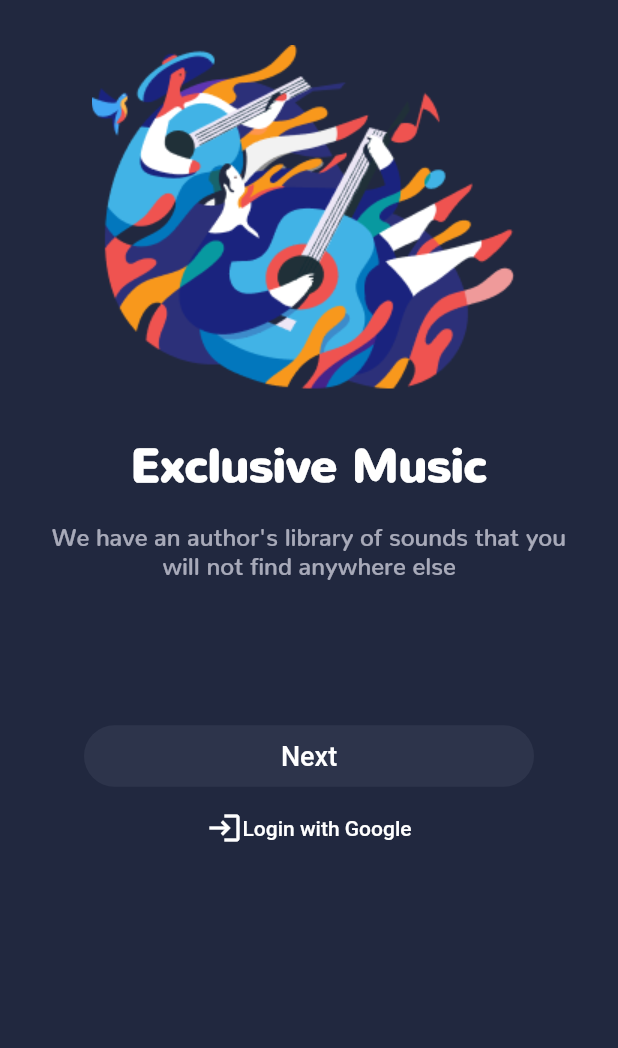
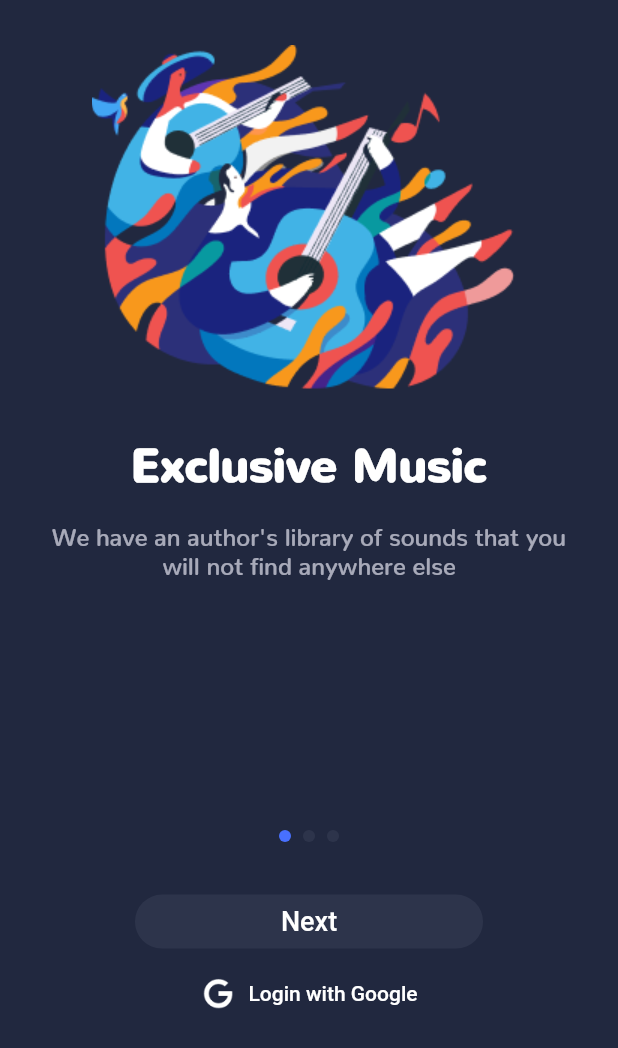
Before and after one commit to Khalid-Elkhidir/Sleep-Sounds, a Flutter app: the screen it shows after launch, on a phone screen of 412 x 824 dp. Shown: the top 1048 px of the screen. Run offline on Flutter 3.47's test engine with Material 2 defaults, Android fonts, the phone set to English and light mode, and no system bars.

Commit message:
Theme & Main Page Added

```diff
--- a/lib/main.dart
+++ b/lib/main.dart
@@ -1,6 +1,8 @@
 import 'package:flutter/material.dart';
+import 'package:flutter/services.dart';
 import 'package:sleep_sounds/presentation/screens/launch_screen.dart';
 import 'package:sleep_sounds/presentation/screens/login_screen.dart';
+import 'package:sleep_sounds/presentation/screens/main_screen.dart';
 
 void main() {
   runApp(const MyApp());
@@ -16,7 +18,46 @@ class MyApp extends StatelessWidget {
       debugShowCheckedModeBanner: false,
       title: 'Sleep Sounds',
       theme: ThemeData(
-        primarySwatch: Colors.blue,
+        scaffoldBackgroundColor: Color(0xFF21283F),
+        textTheme: const TextTheme(
+          headline4: TextStyle(
+              fontFamily: "Nunito",
+              fontWeight: FontWeight.w900,
+              color: Colors.white,
+              fontSize: 31),
+          subtitle1: TextStyle(
+            fontFamily: "Nunito",
+            fontWeight: FontWeight.w600,
+            color: Color(0xAAEBEBF6),
+          ),
+        ),
+        appBarTheme: AppBarTheme(
+          backgroundColor: Color(0xFF21283F),
+          systemOverlayStyle: SystemUiOverlayStyle(
+            statusBarColor: Color(0xFF21283F),
+          )
+        ),
+        colorScheme: ColorScheme.fromSwatch().copyWith(
+          secondary: Color(0xFF4870FF),
+        ),
+        elevatedButtonTheme: ElevatedButtonThemeData(
+          style: ButtonStyle(
+            backgroundColor:
+                MaterialStateProperty.all(Color(0xFF2D344B)),
+            elevation: MaterialStateProperty.all(0),
+            // padding: MaterialStateProperty.all(
+            //     EdgeInsets.symmetric(horizontal: 50, vertical: 10)),
+            shape: MaterialStateProperty.all(RoundedRectangleBorder(
+                borderRadius: BorderRadius.circular(100))),
+          ),
+        ),
+        textButtonTheme: TextButtonThemeData(
+          style: ButtonStyle(
+            foregroundColor: MaterialStateProperty.all(Colors.white),
+            shape: MaterialStateProperty.all(RoundedRectangleBorder(
+                borderRadius: BorderRadius.circular(100))),
+          )
+        )
       ),
       home: const LoginScreen(),
     );
--- a/lib/presentation/screens/login_screen.dart
+++ b/lib/presentation/screens/login_screen.dart
@@ -1,21 +1,51 @@
 import 'package:flutter/material.dart';
+import 'package:flutter/services.dart';
+import 'package:sleep_sounds/presentation/screens/main_screen.dart';
 import 'package:sleep_sounds/presentation/widgets/on_boarding_widget.dart';
 
-class LoginScreen extends StatelessWidget {
+class LoginScreen extends StatefulWidget {
   const LoginScreen({Key? key}) : super(key: key);
 
   @override
+  State<LoginScreen> createState() => _LoginScreenState();
+}
+
+class _LoginScreenState extends State<LoginScreen>
+    with TickerProviderStateMixin {
+  final pageController = PageController();
+  TabController? tabController;
+
+  @override
+  initState() {
+    super.initState();
+    tabController = TabController(length: 3, vsync: this);
+  }
+
+  @override
   Widget build(BuildContext context) {
+    final size = MediaQuery.of(context).size;
+
     return Scaffold(
-      backgroundColor: Color(0xFF21283F),
+      appBar: AppBar(
+        toolbarHeight: 0,
+        elevation: 0,
+      ),
       body: Column(
         children: [
           SizedBox(
             height: 30,
           ),
           SizedBox(
-            height: 450,
+            height: size.height * 0.6,
             child: PageView(
+              onPageChanged: (value) {
+                setState(() {
+                  tabController!.animateTo(value);
+                  print(tabController!.index);
+                });
+              },
+              controller: pageController,
+              physics: BouncingScrollPhysics(),
               children: [
                 OnBoarding(
                   image: "assets/images/Relax sounds - stp 1.png",
@@ -38,48 +68,55 @@ class LoginScreen extends StatelessWidget {
               ],
             ),
           ),
-          Column(
+          Padding(
+            padding: const EdgeInsets.all(25),
+            child: TabPageSelector(
+              controller: tabController,
+              indicatorSize: 8,
+              color: Color(0xFF2D344B),
+              selectedColor: Color(0xFF4870FF),
+              borderStyle: BorderStyle.none,
+            ),
+          ),
+          SizedBox(
+            width: size.width * 0.8,
+            child: Column(
               children: [
                 ElevatedButton(
-                style: ButtonStyle(
-                  backgroundColor: MaterialStateProperty.all(Color(0xFF2D344B)),
-                  elevation: MaterialStateProperty.all(0),
-                  padding: MaterialStateProperty.all(
-                      EdgeInsets.symmetric(horizontal: 50, vertical: 10)),
-                  shape: MaterialStateProperty.all(RoundedRectangleBorder(
-                      borderRadius: BorderRadius.circular(100))),
-                ),
-                onPressed: () {},
+                  onPressed: () {
+                    if (pageController.page! <= 1) {
+                      pageController.nextPage(
+                        duration: Duration(milliseconds: 800),
+                        curve: Curves.easeInOut,
+                      );
+                    } else {
+                      Navigator.of(context).pushReplacement(MaterialPageRoute(builder: (context) => MainScreen()));
+                    }
+                  },
                   child: SizedBox(
                     width: 200,
                     child: Text(
                       "Next",
                       textAlign: TextAlign.center,
-                    style: TextStyle(
-                      fontSize: 18
+                      style: TextStyle(fontSize: 18),
                     ),
                   ),
                 ),
-              ),
-              ElevatedButton(
-                style: ButtonStyle(
-                  backgroundColor: MaterialStateProperty.all(Color(0xFF21283F)),
-                  elevation: MaterialStateProperty.all(0),
-                  padding: MaterialStateProperty.all(
-                      EdgeInsets.symmetric(horizontal: 50, vertical: 10)),
-                  shape: MaterialStateProperty.all(RoundedRectangleBorder(
-                      borderRadius: BorderRadius.circular(100))),
-                ),
+                TextButton(
                   onPressed: () {},
                   child: Row(
                     mainAxisAlignment: MainAxisAlignment.center,
                     children: [
-                    Icon(Icons.login),
+                      ImageIcon(AssetImage("assets/icons/google_icon.png")),
+                      SizedBox(
+                        width: 8,
+                      ),
                       Text("Login with Google"),
                     ],
                   ),
+                )
+              ],
             ),
-            ],
           ),
         ],
       ),
--- a/lib/presentation/widgets/on_boarding_widget.dart
+++ b/lib/presentation/widgets/on_boarding_widget.dart
@@ -11,6 +11,7 @@ class OnBoarding extends StatelessWidget {
 
   @override
   Widget build(BuildContext context) {
+    TextTheme textTheme = Theme.of(context).textTheme;
     return Column(
       children: [
         Image.asset(image),
@@ -23,12 +24,7 @@ class OnBoarding extends StatelessWidget {
             children: [
               Text(
                 title,
-                style: const TextStyle(
-                    fontFamily: "Nunito",
-                    fontWeight: FontWeight.w900,
-                    fontSize: 31,
-                  color: Colors.white,
-                ),
+                style: textTheme.headline4,
               ),
               const SizedBox(
                 height: 5,
@@ -36,12 +32,9 @@ class OnBoarding extends StatelessWidget {
               Text(
                 subTitle,
                 textAlign: TextAlign.center,
-                style: const TextStyle(
-                    fontFamily: "Nunito",
-                    fontWeight: FontWeight.w600,
-                    fontSize: 16,
+                style: textTheme.subtitle1!.copyWith(
                   height: 1.2,
-                  color: Color(0xAAEBEBF6),
+                  fontSize: 16
                 ),
               ),
             ],
--- a/pubspec.yaml
+++ b/pubspec.yaml
@@ -60,6 +60,7 @@ flutter:
 #  To add assets to your application, add an assets section, like this:
   assets:
     - assets/images/
+    - assets/icons/
 
   # An image asset can refer to one or more resolution-specific "variants", see
   # https://flutter.dev/assets-and-images/#resolution-aware
```
Also changed, not shown: lib/domain/entities/pack.dart (added, +17 -0 lines), lib/domain/entities/song.dart (added, +11 -0 lines), lib/presentation/screens/main_screen.dart (added, +47 -0 lines), lib/presentation/widgets/custom_tab.dart (added, +20 -0 lines), assets/icons/google_icon.png (added), assets/icons/guitar.png (added), assets/icons/infant.png (added), assets/icons/keypad.png (added), assets/icons/meditation.png (added). Lines whose indentation alone changed are shown as unchanged.
